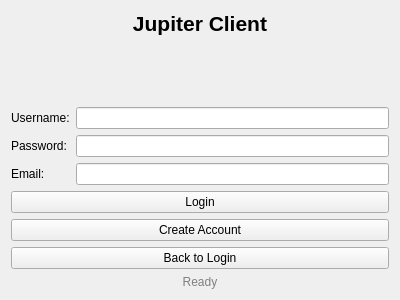
piotrek-pl/JupiterClient-SAN, file src/ui/LoginWindow.ui: the form before one commit.
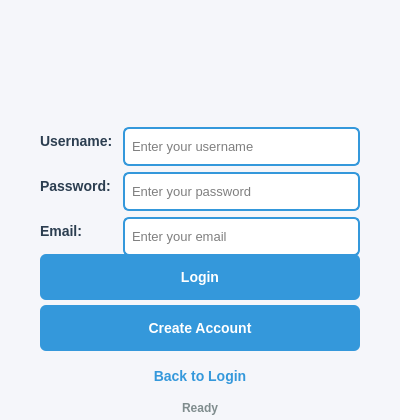
The form after the commit. Icons and pictures are not drawn.

The edit to the form file:
```diff
--- a/src/ui/LoginWindow.ui
+++ b/src/ui/LoginWindow.ui
@@ -7,50 +7,205 @@
     <x>0</x>
     <y>0</y>
     <width>400</width>
-    <height>300</height>
+    <height>420</height>
    </rect>
   </property>
+  <property name="sizePolicy">
+   <sizepolicy hsizetype="Fixed" vsizetype="Fixed">
+    <horstretch>0</horstretch>
+    <verstretch>0</verstretch>
+   </sizepolicy>
+  </property>
   <property name="minimumSize">
    <size>
     <width>400</width>
-    <height>300</height>
+    <height>420</height>
+   </size>
+  </property>
+  <property name="maximumSize">
+   <size>
+    <width>400</width>
+    <height>420</height>
    </size>
   </property>
   <property name="windowTitle">
    <string>Jupiter Client - Login</string>
   </property>
+  <property name="windowIcon">
+   <iconset resource="../../resources.qrc">
+    <normaloff>:/resources/icons/sun_icon.png</normaloff>:/resources/icons/sun_icon.png</iconset>
+  </property>
+  <property name="styleSheet">
+   <string notr="true">QWidget {
+    background-color: #f5f6fa;
+}
+
+QLabel {
+    color: #2c3e50;
+    font-weight: bold;
+    font-size: 14px;
+    font-family: 'Segoe UI';
+}
+
+QLineEdit {
+    background-color: white;
+    border: 2px solid #3498db;
+    border-radius: 6px;
+    padding: 5px;
+    min-height: 25px;
+    font-family: 'Segoe UI';
+    font-size: 13px;
+}
+
+QLineEdit:focus {
+    border-color: #2980b9;
+}
+
+QPushButton {
+    background-color: #3498db;
+    color: white;
+    border: none;
+    border-radius: 6px;
+    padding: 8px;
+    font-family: 'Segoe UI';
+    font-size: 14px;
+    font-weight: bold;
+    min-height: 30px;
+}
+
+QPushButton:hover {
+    background-color: #2980b9;
+}
+
+QPushButton:pressed {
+    background-color: #2475a7;
+}
+
+#titleLabel {
+    font-size: 24px;
+    color: #2c3e50;
+    padding: 10px;
+}
+
+#statusLabel {
+    font-size: 12px;
+    color: #7f8c8d;
+}</string>
+  </property>
   <layout class="QVBoxLayout" name="verticalLayout">
+   <property name="spacing">
+    <number>2</number>
+   </property>
+   <property name="leftMargin">
+    <number>40</number>
+   </property>
+   <property name="topMargin">
+    <number>5</number>
+   </property>
+   <property name="rightMargin">
+    <number>40</number>
+   </property>
+   <property name="bottomMargin">
+    <number>5</number>
+   </property>
    <item>
-    <widget class="QLabel" name="titleLabel">
-     <property name="font">
-      <font>
-       <pointsize>16</pointsize>
-       <bold>true</bold>
-      </font>
+    <widget class="QWidget" name="topContainer" native="true">
+     <property name="sizePolicy">
+      <sizepolicy hsizetype="Preferred" vsizetype="Fixed">
+       <horstretch>0</horstretch>
+       <verstretch>0</verstretch>
+      </sizepolicy>
      </property>
-     <property name="text">
-      <string>Jupiter Client</string>
-     </property>
-     <property name="alignment">
-      <set>Qt::AlignCenter</set>
-     </property>
+     <layout class="QVBoxLayout" name="topLayout">
+      <property name="spacing">
+       <number>2</number>
+      </property>
+      <property name="leftMargin">
+       <number>0</number>
+      </property>
+      <property name="topMargin">
+       <number>0</number>
+      </property>
+      <property name="rightMargin">
+       <number>0</number>
+      </property>
+      <property name="bottomMargin">
+       <number>0</number>
+      </property>
+      <item>
+       <spacer name="verticalSpacer">
+        <property name="orientation">
+         <enum>Qt::Orientation::Vertical</enum>
+        </property>
+        <property name="sizeType">
+         <enum>QSizePolicy::Policy::Fixed</enum>
+        </property>
+        <property name="sizeHint" stdset="0">
+         <size>
+          <width>20</width>
+          <height>20</height>
+         </size>
+        </property>
+       </spacer>
+      </item>
+      <item alignment="Qt::AlignmentFlag::AlignHCenter">
+       <widget class="QLabel" name="logoLabel">
+        <property name="enabled">
+         <bool>true</bool>
+        </property>
+        <property name="minimumSize">
+         <size>
+          <width>80</width>
+          <height>80</height>
+         </size>
+        </property>
+        <property name="maximumSize">
+         <size>
+          <width>80</width>
+          <height>80</height>
+         </size>
+        </property>
+        <property name="text">
+         <string/>
+        </property>
+        <property name="pixmap">
+         <pixmap resource="../../resources.qrc">:/resources/logo/jupiter_logo.png</pixmap>
+        </property>
+        <property name="scaledContents">
+         <bool>true</bool>
+        </property>
+        <property name="alignment">
+         <set>Qt::AlignmentFlag::AlignCenter</set>
+        </property>
+       </widget>
+      </item>
+     </layout>
     </widget>
    </item>
    <item>
-    <spacer name="verticalSpacer">
+    <spacer name="verticalSpacer_3">
      <property name="orientation">
-      <enum>Qt::Vertical</enum>
+      <enum>Qt::Orientation::Vertical</enum>
+     </property>
+     <property name="sizeType">
+      <enum>QSizePolicy::Policy::Fixed</enum>
      </property>
      <property name="sizeHint" stdset="0">
       <size>
        <width>20</width>
-       <height>40</height>
+       <height>20</height>
       </size>
      </property>
     </spacer>
    </item>
    <item>
     <layout class="QFormLayout" name="formLayout">
+     <property name="horizontalSpacing">
+      <number>10</number>
+     </property>
+     <property name="verticalSpacing">
+      <number>10</number>
+     </property>
      <item row="0" column="0">
       <widget class="QLabel" name="usernameLabel">
        <property name="text">
@@ -63,6 +218,9 @@
        <property name="maxLength">
         <number>32</number>
        </property>
+       <property name="placeholderText">
+        <string>Enter your username</string>
+       </property>
       </widget>
      </item>
      <item row="1" column="0">
@@ -75,7 +233,10 @@
      <item row="1" column="1">
       <widget class="QLineEdit" name="passwordLineEdit">
        <property name="echoMode">
-        <enum>QLineEdit::Password</enum>
+        <enum>QLineEdit::EchoMode::Password</enum>
+       </property>
+       <property name="placeholderText">
+        <string>Enter your password</string>
        </property>
       </widget>
      </item>
@@ -87,10 +248,30 @@
       </widget>
      </item>
      <item row="2" column="1">
-      <widget class="QLineEdit" name="emailLineEdit"/>
+      <widget class="QLineEdit" name="emailLineEdit">
+       <property name="placeholderText">
+        <string>Enter your email</string>
+       </property>
+      </widget>
      </item>
     </layout>
    </item>
+   <item>
+    <spacer name="verticalSpacer_2">
+     <property name="orientation">
+      <enum>Qt::Orientation::Vertical</enum>
+     </property>
+     <property name="sizeType">
+      <enum>QSizePolicy::Policy::Fixed</enum>
+     </property>
+     <property name="sizeHint" stdset="0">
+      <size>
+       <width>20</width>
+       <height>0</height>
+      </size>
+     </property>
+    </spacer>
+   </item>
    <item>
     <widget class="QPushButton" name="loginButton">
      <property name="text">
@@ -98,6 +279,22 @@
      </property>
     </widget>
    </item>
+   <item>
+    <spacer name="verticalSpacer_4">
+     <property name="orientation">
+      <enum>Qt::Orientation::Vertical</enum>
+     </property>
+     <property name="sizeType">
+      <enum>QSizePolicy::Policy::Fixed</enum>
+     </property>
+     <property name="sizeHint" stdset="0">
+      <size>
+       <width>20</width>
+       <height>3</height>
+      </size>
+     </property>
+    </spacer>
+   </item>
    <item>
     <widget class="QPushButton" name="registerButton">
      <property name="text">
@@ -107,6 +304,20 @@
    </item>
    <item>
     <widget class="QPushButton" name="backToLoginButton">
+     <property name="styleSheet">
+      <string notr="true">QPushButton {
+    background-color: transparent;
+    color: #3498db;
+}
+QPushButton:hover {
+    color: #2980b9;
+    background-color: transparent;
+}
+QPushButton:pressed {
+    color: #2475a7;
+    background-color: transparent;
+}</string>
+     </property>
      <property name="text">
       <string>Back to Login</string>
      </property>
@@ -114,9 +325,6 @@
    </item>
    <item>
     <widget class="QLabel" name="statusLabel">
-     <property name="styleSheet">
-      <string notr="true">color: rgb(128, 128, 128);</string>
-     </property>
      <property name="text">
       <string>Ready</string>
      </property>
```
Left out of the diff: 6 changed lines with no effect on the pictures.
